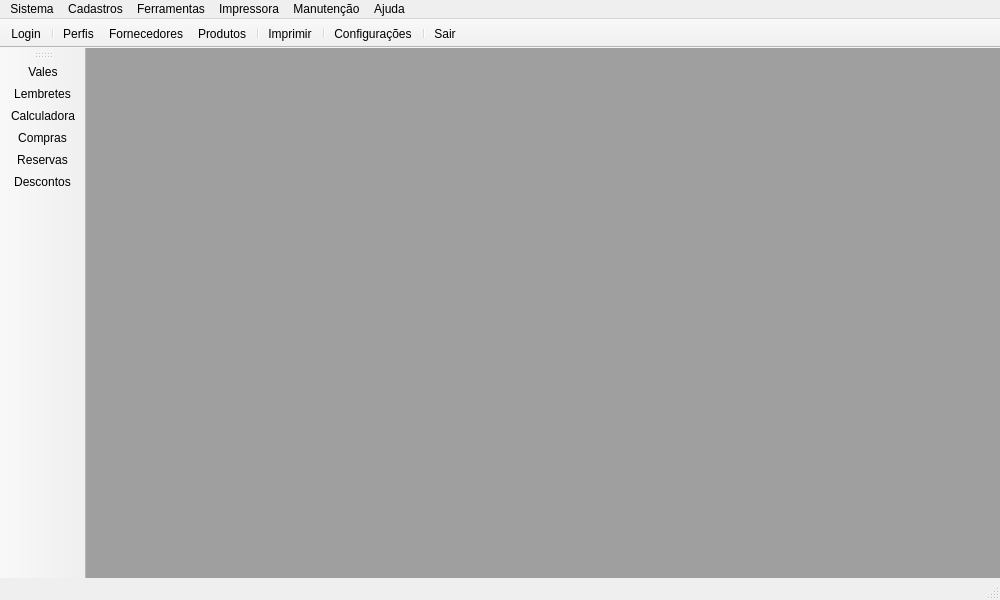
Above: mainwindow.ui from leidensj/BKVale before the change. Below: the same form after it.
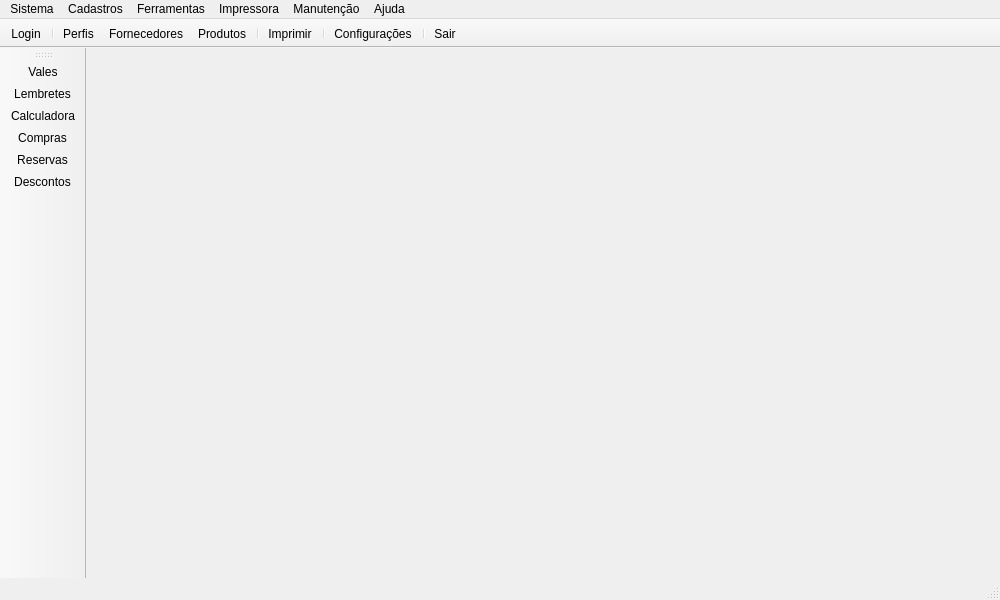
That is the form after the change. Icons and pictures are not drawn.

Diff of the .ui file:
```diff
--- a/mainwindow.ui
+++ b/mainwindow.ui
@@ -37,27 +37,6 @@
     <property name="bottomMargin">
      <number>0</number>
     </property>
-    <item>
-     <widget class="QMdiArea" name="mdi">
-      <property name="font">
-       <font>
-        <pointsize>12</pointsize>
-       </font>
-      </property>
-      <property name="activationOrder">
-       <enum>QMdiArea::StackingOrder</enum>
-      </property>
-      <property name="viewMode">
-       <enum>QMdiArea::SubWindowView</enum>
-      </property>
-      <property name="documentMode">
-       <bool>false</bool>
-      </property>
-      <property name="tabsMovable">
-       <bool>false</bool>
-      </property>
-     </widget>
-    </item>
    </layout>
   </widget>
   <widget class="QToolBar" name="toolMain">
```
